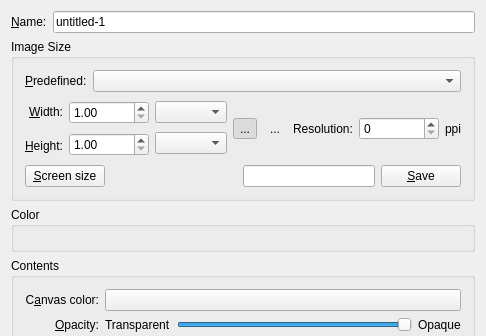
Before: the Qt Designer form krita/ui/forms/wdgnewimage.ui in KDE/calligra, drawn with Qt 5; both pictures show x 0 to 486 and y 0 to 336 of the 486 by 503 pixel window.
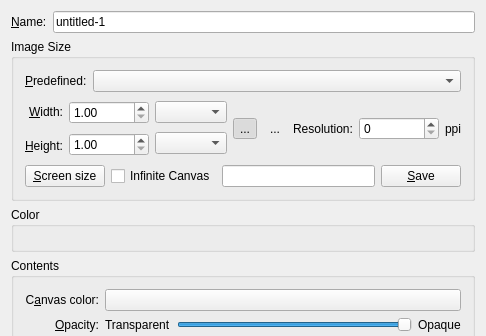
After: the same form once the commit is applied. Custom widgets are drawn as their Qt base class.

Commit message: Added checkbox to custom image widget and modified newimage method of kisdoc2 suitably

```diff
--- a/krita/ui/forms/wdgnewimage.ui
+++ b/krita/ui/forms/wdgnewimage.ui
@@ -6,7 +6,7 @@
    <rect>
     <x>0</x>
     <y>0</y>
-    <width>472</width>
+    <width>479</width>
     <height>503</height>
    </rect>
   </property>
@@ -269,17 +269,11 @@
          </widget>
         </item>
         <item>
-         <spacer>
-          <property name="orientation">
-           <enum>Qt::Horizontal</enum>
+         <widget class="QCheckBox" name="chkInfiniteCanvas">
+          <property name="text">
+           <string>Infinite Canvas</string>
           </property>
-          <property name="sizeHint" stdset="0">
-           <size>
-            <width>40</width>
-            <height>20</height>
-           </size>
-          </property>
-         </spacer>
+         </widget>
         </item>
         <item>
          <widget class="QLineEdit" name="txtPredefinedName">
```
The commit also changes 4 other files.
